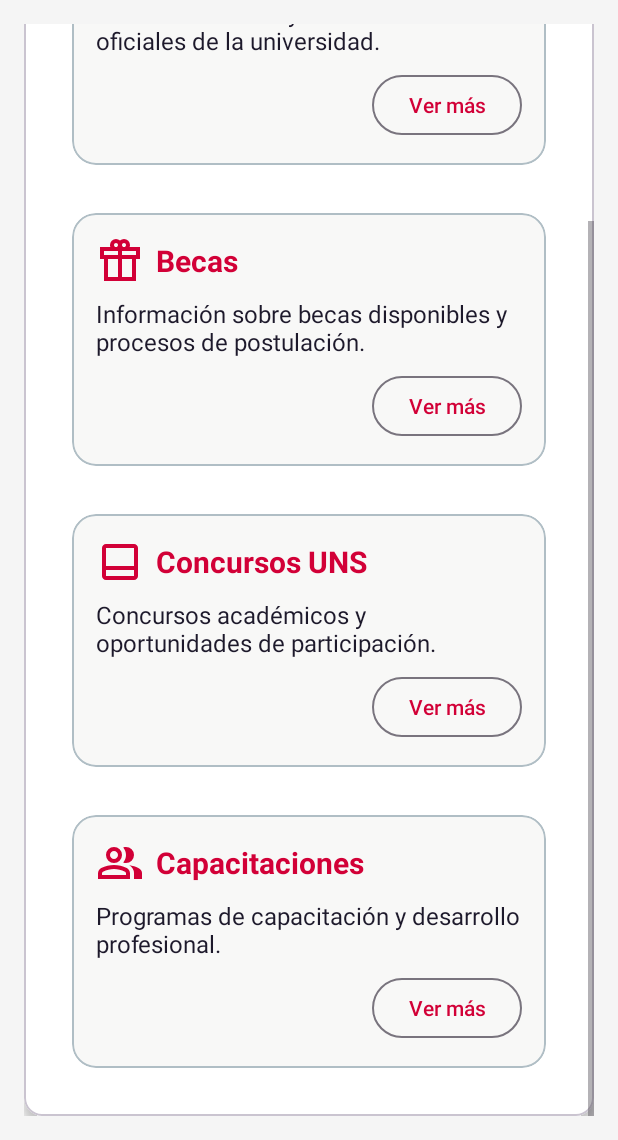
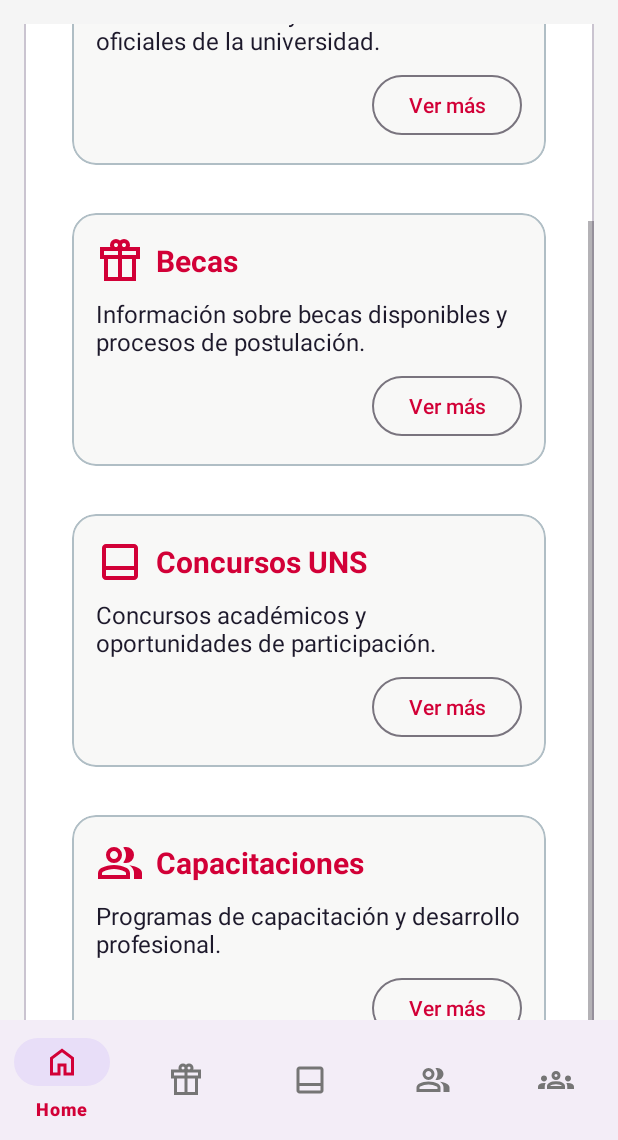
Before and after one commit to JoelLeonUNS/trabajos-uns, an Android app: the screen it shows after launch (MainActivity), scrolled down 90 dp, on a phone screen of 412 x 824 dp, the part 96-1236 px from its top. Run offline under Robolectric (Android 15) with nearby library versions, the phone set to English and light mode, and no system bars.

Commit message:
Barra de Navegación

```diff
--- a/M3DesignUNS/app/src/main/java/com/example/m3design_uns/MainActivity.kt
+++ b/M3DesignUNS/app/src/main/java/com/example/m3design_uns/MainActivity.kt
@@ -5,12 +5,16 @@ import androidx.activity.enableEdgeToEdge
 import androidx.appcompat.app.AppCompatActivity
 import androidx.core.view.ViewCompat
 import androidx.core.view.WindowInsetsCompat
+import com.google.android.material.bottomnavigation.BottomNavigationView
 
 class MainActivity : AppCompatActivity() {
 
     override fun onCreate(savedInstanceState: Bundle?) {
         super.onCreate(savedInstanceState)
         setContentView(R.layout.activity_main)
+
+        // Inicializa el BottomNavigationView
+        val bottomNavigationView: BottomNavigationView = findViewById(R.id.bottomNavigationView)
 
         // Verificar si el Fragment ya está cargado para evitar recargarlo al rotar la pantalla
         if (savedInstanceState == null) {
@@ -19,5 +23,25 @@ class MainActivity : AppCompatActivity() {
                 .replace(R.id.fragmentContainer, HomeFragment())
                 .commit()
         }
+
+        // Manejar los clics en el BottomNavigationView
+        bottomNavigationView.setOnItemSelectedListener { item ->
+            val selectedFragment = when (item.itemId) {
+                R.id.navigation_home -> HomeFragment() // Cambia el fragmento según corresponda
+                R.id.navigation_becas -> BecasFragment() // Cambia el fragmento según corresponda
+                R.id.navigation_concursos -> ConcursoFragment() // Cambia el fragmento según corresponda
+                //R.id.navigation_capacitaciones -> ProfileFragment() // Cambia el fragmento según corresponda
+                //R.id.navigation_comunidad -> SettingsFragment() // Cambia el fragmento según corresponda
+                else -> HomeFragment()
+            }
+
+            // Reemplazar el fragmento
+            supportFragmentManager.beginTransaction()
+                .replace(R.id.fragmentContainer, selectedFragment)
+                .commit()
+
+            true
+        }
+
     }
 }
--- /dev/null
+++ b/M3DesignUNS/app/src/main/res/color/selector_color.xml
@@ -0,0 +1,5 @@
+<?xml version="1.0" encoding="utf-8"?>
+<selector xmlns:android="http://schemas.android.com/apk/res/android">
+    <item android:color="#D20037" android:state_checked="true" /> <!-- Color activo -->
+    <item android:color="#757575" /> <!-- Color inactivo -->
+</selector>
--- /dev/null
+++ b/M3DesignUNS/app/src/main/res/drawable/home_24px.xml
@@ -0,0 +1,10 @@
+<vector xmlns:android="http://schemas.android.com/apk/res/android"
+    android:width="24dp"
+    android:height="24dp"
+    android:viewportWidth="960"
+    android:viewportHeight="960"
+    android:tint="?attr/colorControlNormal">
+  <path
+      android:fillColor="@android:color/white"
+      android:pathData="M240,760L360,760L360,520L600,520L600,760L720,760L720,400L480,220L240,400L240,760ZM160,840L160,360L480,120L800,360L800,840L520,840L520,600L440,600L440,840L160,840ZM480,490L480,490L480,490L480,490L480,490L480,490L480,490L480,490L480,490Z"/>
+</vector>
--- a/M3DesignUNS/app/src/main/res/layout/activity_main.xml
+++ b/M3DesignUNS/app/src/main/res/layout/activity_main.xml
@@ -2,6 +2,7 @@
 <androidx.constraintlayout.widget.ConstraintLayout
     xmlns:android="http://schemas.android.com/apk/res/android"
     xmlns:app="http://schemas.android.com/apk/res-auto"
+    xmlns:tools="http://schemas.android.com/tools"
     android:layout_width="match_parent"
     android:layout_height="match_parent">
 
@@ -16,4 +17,17 @@
         app:layout_constraintEnd_toEndOf="parent"
         android:name="com.example.m3design_uns.BecasFragment"/>
 
+    <!-- Bottom Navigation View -->
+    <com.google.android.material.bottomnavigation.BottomNavigationView
+        android:id="@+id/bottomNavigationView"
+        android:layout_width="0dp"
+        android:layout_height="wrap_content"
+        android:layout_gravity="bottom"
+        app:layout_constraintBottom_toBottomOf="parent"
+        app:layout_constraintStart_toStartOf="parent"
+        app:layout_constraintEnd_toEndOf="parent"
+        app:menu="@menu/bottom_nav_menu"
+        app:itemIconTint="@color/selector_color"
+        app:itemTextColor="@color/selector_color"/>
+
 </androidx.constraintlayout.widget.ConstraintLayout>
--- /dev/null
+++ b/M3DesignUNS/app/src/main/res/menu/bottom_nav_menu.xml
@@ -0,0 +1,27 @@
+<?xml version="1.0" encoding="utf-8"?>
+<menu xmlns:android="http://schemas.android.com/apk/res/android">
+    <item
+        android:id="@+id/navigation_home"
+        android:icon="@drawable/home_24px"
+    android:title="Home" />
+
+    <item
+        android:id="@+id/navigation_becas"
+        android:icon="@drawable/featured_seasonal_and_gifts_24px"
+    android:title="Becas" />
+
+    <item
+        android:id="@+id/navigation_concursos"
+        android:icon="@drawable/dock_to_bottom_24px"
+    android:title="Concursos" />
+
+    <item
+        android:id="@+id/navigation_capacitaciones"
+        android:icon="@drawable/group_24px"
+    android:title="Capacitaciones" />
+
+    <item
+        android:id="@+id/navigation_comunidad"
+        android:icon="@drawable/meeting_24px"
+    android:title="Comunidad" />
+</menu>
```
